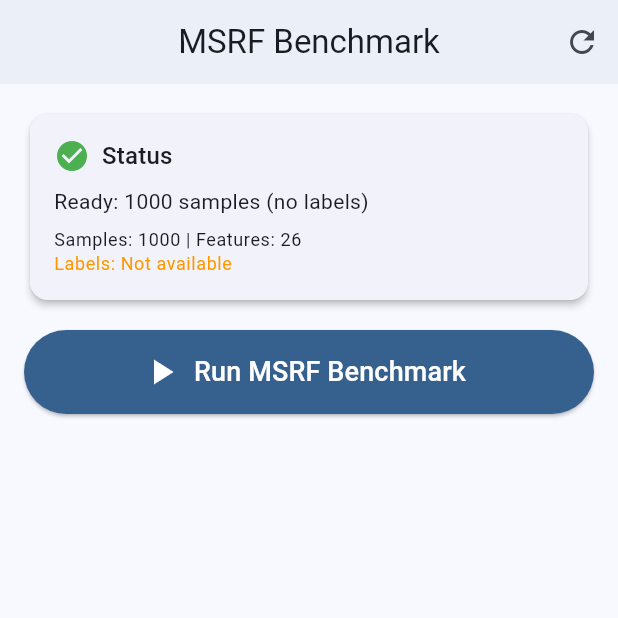
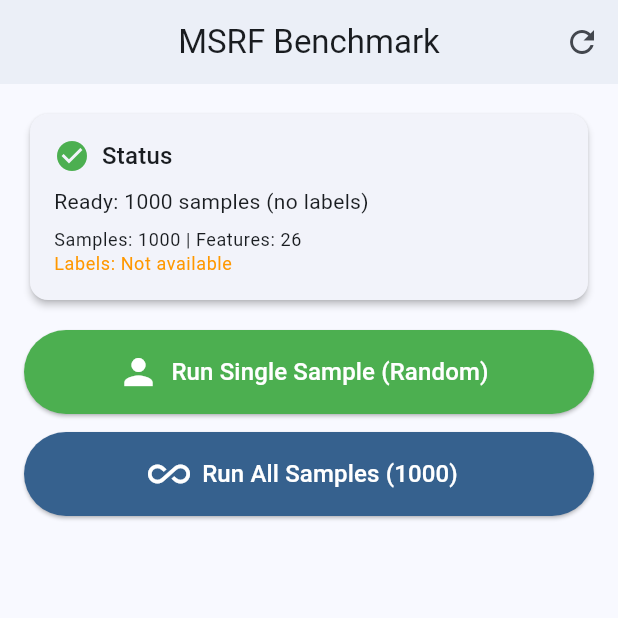
Before and after one commit to MannLester/Stroke-AI, a Flutter app: the screen it shows after launch, on a phone screen of 412 x 824 dp, the top half of it. Run offline on Flutter 3.47's test engine with Material 3 defaults, Android fonts, the phone set to English and light mode, and no system bars; our stand-ins replace battery_plus, device_info_plus; project files that could hold a hidden picture were left out.

Commit message:
Improved Benchmark

```diff
--- a/lib/screens/benchmark_screen.dart
+++ b/lib/screens/benchmark_screen.dart
@@ -1,5 +1,6 @@
 // Benchmark Screen - Main UI for MSRF Mobile Testing
 
+import 'dart:math';
 import 'package:flutter/material.dart';
 import '../models/msrf_classifier.dart';
 import '../services/data_service.dart';
@@ -18,6 +19,8 @@ class _BenchmarkScreenState extends State<BenchmarkScreen> {
   bool _isRunning = false;
   bool _dataLoaded = false;
   String _statusMessage = 'Ready to load data';
+  String _benchmarkMode = ''; // 'single' or 'all'
+  int? _selectedSampleIndex;
 
   // Data
   List<List<double>>? _inputData;
@@ -71,7 +74,7 @@ class _BenchmarkScreenState extends State<BenchmarkScreen> {
     }
   }
 
-  Future<void> _runBenchmark() async {
+  Future<void> _runAllSamples() async {
     if (_inputData == null || _classifier == null) {
       ScaffoldMessenger.of(context).showSnackBar(
         const SnackBar(content: Text('Please load data first')),
@@ -81,9 +84,11 @@ class _BenchmarkScreenState extends State<BenchmarkScreen> {
 
     setState(() {
       _isRunning = true;
-      _statusMessage = 'Running inference...';
+      _benchmarkMode = 'all';
+      _statusMessage = 'Running inference on ALL ${_inputData!.length} samples...';
       _result = null;
       _predictions = null;
+      _selectedSampleIndex = null;
     });
 
     try {
@@ -139,7 +144,96 @@ class _BenchmarkScreenState extends State<BenchmarkScreen> {
 
       setState(() {
         _isRunning = false;
-        _statusMessage = 'Benchmark complete!';
+        _statusMessage = 'Benchmark complete! (All ${_inputData!.length} samples)';
+      });
+    } catch (e) {
+      setState(() {
+        _isRunning = false;
+        _statusMessage = 'Error: $e';
+      });
+    }
+  }
+
+  Future<void> _runSingleSample() async {
+    if (_inputData == null || _classifier == null) {
+      ScaffoldMessenger.of(context).showSnackBar(
+        const SnackBar(content: Text('Please load data first')),
+      );
+      return;
+    }
+
+    // Select a random sample
+    final random = Random();
+    _selectedSampleIndex = random.nextInt(_inputData!.length);
+    final singleSample = _inputData![_selectedSampleIndex!];
+
+    setState(() {
+      _isRunning = true;
+      _benchmarkMode = 'single';
+      _statusMessage = 'Running inference on sample #${_selectedSampleIndex! + 1}...';
+      _result = null;
+      _predictions = null;
+    });
+
+    try {
+      // Get battery level before
+      int batteryStart = await _metricsService.getBatteryLevel();
+
+      // Get memory BEFORE inference (actual measurement)
+      int memoryBeforeKB = _metricsService.getCurrentMemoryKB();
+
+      // Warm-up run (exclude from timing)
+      _classifier!.predictSingle(singleSample);
+
+      // Timed inference - single sample
+      final stopwatch = Stopwatch()..start();
+
+      int prediction = _classifier!.predictSingle(singleSample);
+
+      stopwatch.stop();
+      double latencyMs = stopwatch.elapsedMicroseconds / 1000.0;
+
+      // Get memory AFTER inference (actual measurement)
+      int memoryAfterKB = _metricsService.getCurrentMemoryKB();
+
+      // Get battery level after
+      int batteryEnd = await _metricsService.getBatteryLevel();
+
+      // Store single prediction
+      _predictions = [prediction];
+
+      // Calculate performance metrics (single sample)
+      List<int>? singleLabel = (_labels != null && _selectedSampleIndex! < _labels!.length)
+          ? [_labels![_selectedSampleIndex!]]
+          : null;
+
+      PerformanceMetrics performance = _metricsService.calculatePerformance(
+        predictions: _predictions!,
+        labels: singleLabel,
+      );
+
+      // Calculate resource metrics
+      ResourceMetrics resources = await _metricsService.createResourceMetrics(
+        latencyMs: latencyMs,
+        sampleCount: 1,
+        batteryStart: batteryStart,
+        batteryEnd: batteryEnd,
+        memoryBeforeKB: memoryBeforeKB,
+        memoryAfterKB: memoryAfterKB,
+      );
+
+      // Create result
+      _result = BenchmarkResult(
+        performance: performance,
+        resources: resources,
+        timestamp: DateTime.now(),
+        sampleCount: 1,
+        labelsAvailable: singleLabel != null,
+      );
+
+      setState(() {
+        _isRunning = false;
+        _statusMessage = 'Single sample benchmark complete! (Sample #${_selectedSampleIndex! + 1})';
       });
     } catch (e) {
       setState(() {
@@ -234,26 +328,59 @@ class _BenchmarkScreenState extends State<BenchmarkScreen> {
   }
 
   Widget _buildRunButton() {
-    return SizedBox(
+    return Column(
+      crossAxisAlignment: CrossAxisAlignment.stretch,
+      children: [
+        // Run Single Sample Button
+        SizedBox(
           height: 56,
           child: ElevatedButton.icon(
-        onPressed: (_dataLoaded && !_isRunning) ? _runBenchmark : null,
-        icon: _isRunning
+            onPressed: (_dataLoaded && !_isRunning) ? _runSingleSample : null,
+            icon: _isRunning && _benchmarkMode == 'single'
                 ? const SizedBox(
                     width: 20,
                     height: 20,
                     child: CircularProgressIndicator(strokeWidth: 2),
                   )
-            : const Icon(Icons.play_arrow, size: 28),
+                : const Icon(Icons.person, size: 28),
             label: Text(
-          _isRunning ? 'Running...' : 'Run MSRF Benchmark',
-          style: const TextStyle(fontSize: 18),
+              _isRunning && _benchmarkMode == 'single'
+                  ? 'Running...'
+                  : 'Run Single Sample (Random)',
+              style: const TextStyle(fontSize: 16),
+            ),
+            style: ElevatedButton.styleFrom(
+              backgroundColor: Colors.green,
+              foregroundColor: Colors.white,
+            ),
+          ),
+        ),
+        const SizedBox(height: 12),
+        // Run All Samples Button
+        SizedBox(
+          height: 56,
+          child: ElevatedButton.icon(
+            onPressed: (_dataLoaded && !_isRunning) ? _runAllSamples : null,
+            icon: _isRunning && _benchmarkMode == 'all'
+                ? const SizedBox(
+                    width: 20,
+                    height: 20,
+                    child: CircularProgressIndicator(strokeWidth: 2),
+                  )
+                : const Icon(Icons.all_inclusive, size: 28),
+            label: Text(
+              _isRunning && _benchmarkMode == 'all'
+                  ? 'Running...'
+                  : 'Run All Samples (${_inputData?.length ?? 0})',
+              style: const TextStyle(fontSize: 16),
             ),
             style: ElevatedButton.styleFrom(
               backgroundColor: Theme.of(context).colorScheme.primary,
               foregroundColor: Theme.of(context).colorScheme.onPrimary,
             ),
           ),
+        ),
+      ],
     );
   }
 
```
Lines whose indentation alone changed are shown as unchanged.
